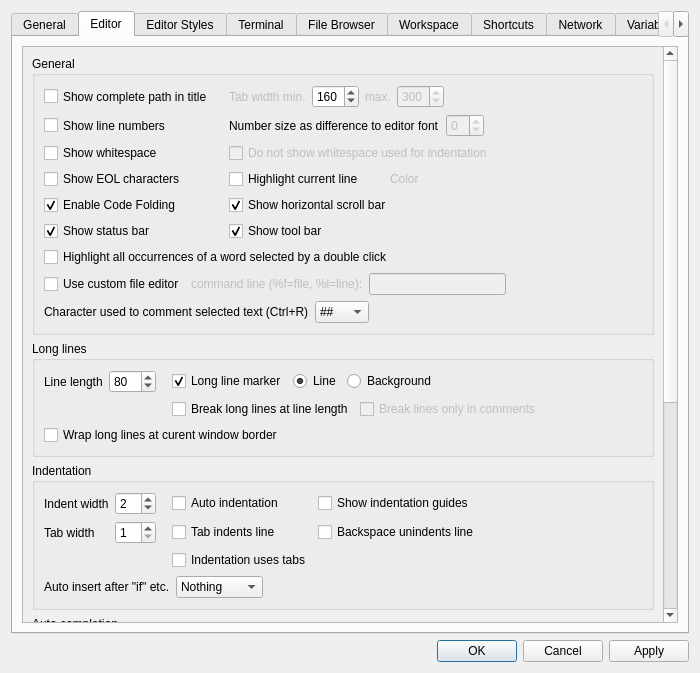
Old version of the form libgui/src/settings-dialog.ui in the repository ctaggart/octave.
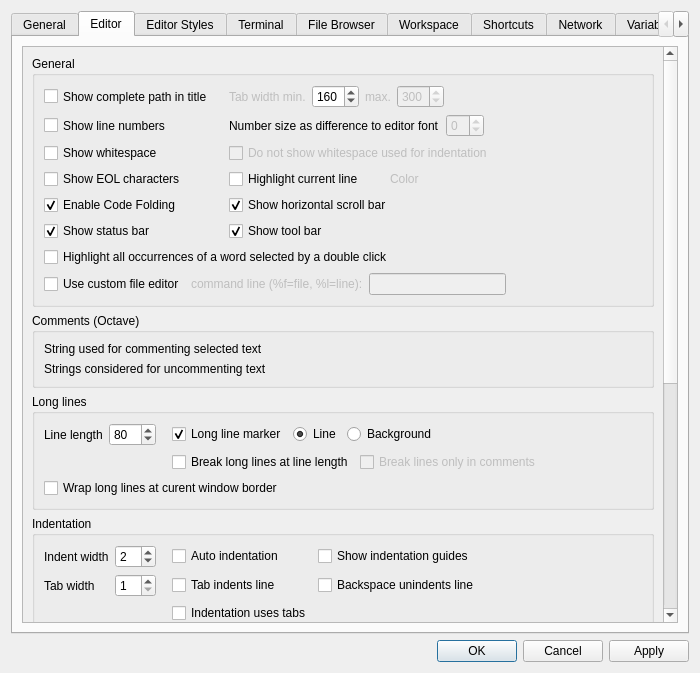
New version of the form. The open tabs and pages were chosen to show the change.

Commit message: Allow uncommenting with any kind of comment (bug #52695):

The edit to the form file:
```diff
--- a/libgui/src/settings-dialog.ui
+++ b/libgui/src/settings-dialog.ui
@@ -510,7 +510,7 @@
             <x>0</x>
             <y>0</y>
             <width>642</width>
-            <height>968</height>
+            <height>1012</height>
            </rect>
           </property>
           <layout class="QVBoxLayout" name="verticalLayout_16">
@@ -932,58 +932,65 @@
                 </item>
                </layout>
               </item>
+             </layout>
+            </widget>
+           </item>
+           <item>
+            <widget class="QGroupBox" name="groupBox_9">
+             <property name="title">
+              <string>Comments (Octave)</string>
+             </property>
+             <property name="checked">
+              <bool>false</bool>
+             </property>
+             <layout class="QVBoxLayout" name="verticalLayout_24">
               <item>
-               <layout class="QHBoxLayout" name="horizontalLayout_17">
-                <property name="topMargin">
-                 <number>0</number>
-                </property>
-                <item>
-                 <widget class="QLabel" name="label_23">
+               <layout class="QGridLayout" name="gridLayout_18">
+                <item row="1" column="0">
+                 <widget class="QLabel" name="label_28">
                   <property name="text">
-                   <string>Character used to comment selected text (Ctrl+R)</string>
+                   <string>Strings considered for uncommenting text</string>
                   </property>
                  </widget>
                 </item>
-                <item>
-                 <widget class="QComboBox" name="combo_oct_comment_str">
-                  <property name="sizePolicy">
-                   <sizepolicy hsizetype="Preferred" vsizetype="Preferred">
-                    <horstretch>0</horstretch>
-                    <verstretch>0</verstretch>
-                   </sizepolicy>
+                <item row="0" column="1">
+                 <spacer name="horizontalSpacer_35">
+                  <property name="orientation">
+                   <enum>Qt::Horizontal</enum>
                   </property>
-                  <property name="sizeAdjustPolicy">
-                   <enum>QComboBox::AdjustToContents</enum>
+                  <property name="sizeType">
+                   <enum>QSizePolicy::Fixed</enum>
                   </property>
-                  <property name="minimumContentsLength">
-                   <number>3</number>
+                  <property name="sizeHint" stdset="0">
+                   <size>
+                    <width>10</width>
+                    <height>10</height>
+                   </size>
                   </property>
-                  <item>
-                   <property name="text">
-                    <string>##</string>
-                   </property>
-                  </item>
-                  <item>
-                   <property name="text">
-                    <string>#</string>
-                   </property>
-                  </item>
-                  <item>
-                   <property name="text">
-                    <string>%</string>
-                   </property>
-                  </item>
+                 </spacer>
+                </item>
+                <item row="0" column="0">
+                 <widget class="QLabel" name="label_24">
+                  <property name="text">
+                   <string>String used for commenting selected text</string>
+                  </property>
                  </widget>
                 </item>
-                <item>
-                 <spacer name="horizontalSpacer_33">
+                <item row="0" column="2">
+                 <layout class="QHBoxLayout" name="layout_comment_strings"/>
+                </item>
+                <item row="1" column="2">
+                 <layout class="QHBoxLayout" name="layout_uncomment_strings"/>
+                </item>
+                <item row="0" column="8">
+                 <spacer name="horizontalSpacer_34">
                   <property name="orientation">
                    <enum>Qt::Horizontal</enum>
                   </property>
                   <property name="sizeHint" stdset="0">
                    <size>
                     <width>40</width>
-                    <height>20</height>
+                    <height>10</height>
                    </size>
                   </property>
                  </spacer>
```
Left out of the diff: 26 changed lines with no effect on the pictures. The commit also changes 7 other files.
